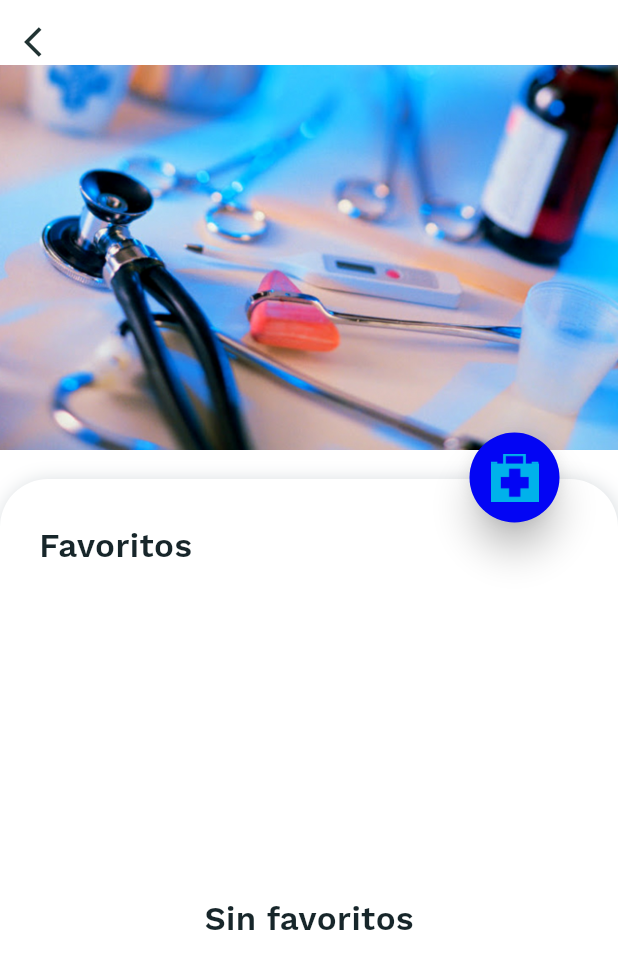
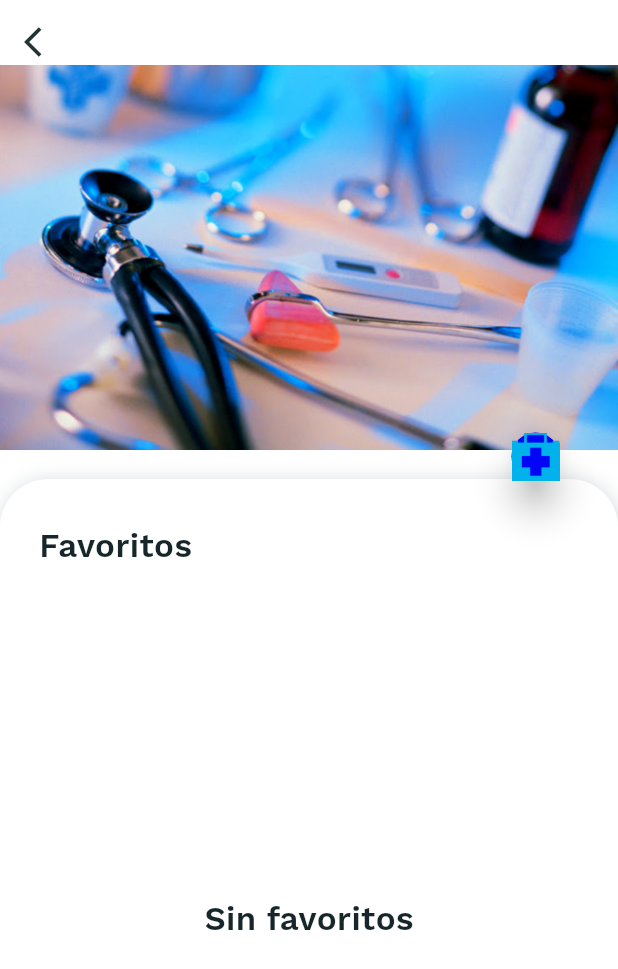
Before and after one commit to yelena870513/urgencias_medicas_citmatel, a Flutter app: the FavoriteScreen screen opened by its route, on a phone screen of 412 x 824 dp. Shown: the top 969 px of the screen. Run offline on Flutter 3.47's test engine with Material 2 defaults, Android fonts, the phone set to English and light mode, and no system bars; our stand-ins replace flutter_html, font_awesome_flutter, photo_view, shared_preferences, toast; accounts and stored records are empty; statements that could not run were skipped.

Commit message:
Button Animations *  Create widgets for home button animations *  Create link to home view

```diff
--- /dev/null
+++ b/lib/models/tap_buttons_name.dart
@@ -0,0 +1,6 @@
+class TapButtonsName {
+  static const String authorButtonName = 'author';
+  static const String creditButtonName = 'credit';
+  static const String quizButtonName = 'quiz';
+  static const String searchButtonName = 'search';
+}
--- a/lib/urgencias/favorite_screen.dart
+++ b/lib/urgencias/favorite_screen.dart
@@ -4,6 +4,7 @@ import 'package:scoped_model/scoped_model.dart';
 import 'package:urgencias_flutter/theme/list_theme.dart';
 import 'package:urgencias_flutter/store/store.dart';
 import 'package:urgencias_flutter/models/contenido.dart';
+import 'package:urgencias_flutter/widgets/home_button_link.dart';
 
 class FavoriteScreen extends StatefulWidget {
   FavoriteScreen();
@@ -14,6 +15,7 @@ class FavoriteScreen extends StatefulWidget {
 class _FavoriteScreenState extends State<FavoriteScreen>
     with TickerProviderStateMixin {
   final double infoHeight = 364.0;
+  final ValueNotifier<bool> isHomeButtonTapped = ValueNotifier(false);
   AnimationController animationController;
   Animation<double> animation;
   double opacity1 = 0.0;
@@ -176,17 +178,7 @@ class _FavoriteScreenState extends State<FavoriteScreen>
                         shape: RoundedRectangleBorder(
                             borderRadius: BorderRadius.circular(50.0)),
                         elevation: 10.0,
-                        child: Container(
-                          width: 60,
-                          height: 60,
-                          child: Center(
-                              child: Image.asset(
-                            'assets/logos/home.png',
-                            width: 32,
-                            height: 32,
-                            fit: BoxFit.cover,
-                          )),
-                        ),
+                        child: HomeButtonLink(),
                       ),
                     ),
                   ),
--- /dev/null
+++ b/lib/widgets/home_button_link.dart
@@ -0,0 +1,35 @@
+import 'package:flutter/cupertino.dart';
+import 'package:flutter/material.dart';
+
+class HomeButtonLink extends StatelessWidget {
+  final ValueNotifier<bool> isHomeButtonTapped = ValueNotifier(false);
+  @override
+  Widget build(BuildContext context) {
+    return ValueListenableBuilder(
+      valueListenable: isHomeButtonTapped,
+      builder: (context, value, child) {
+        return AnimatedContainer(
+          duration: const Duration(seconds: 1),
+          curve: Curves.ease,
+          width: value ? 0 : 60,
+          height: value ? 0 : 60,
+          child: child,
+        );
+      },
+      child: InkWell(
+        child: Center(
+            child: Image.asset(
+          'assets/logos/home.png',
+          width: 32,
+          height: 32,
+          fit: BoxFit.cover,
+        )),
+        onTap: () async {
+          isHomeButtonTapped.value = true;
+          await Future<dynamic>.delayed(const Duration(milliseconds: 500));
+          Navigator.pop(context);
+        },
+      ),
+    );
+  }
+}
```
Also changed, not shown: lib/urgencias/autor_view.dart (+2 -11 lines), lib/urgencias/contenido_view.dart (+2 -35 lines), lib/urgencias/creditos_view.dart (+2 -11 lines), lib/urgencias/historical_screen.dart (+2 -11 lines), lib/urgencias/hotel_home_screen.dart (+77 -6 lines), lib/urgencias/temas_view.dart (+2 -11 lines), lib/widgets/home_named_button_link.dart (added, +35 -0 lines).
